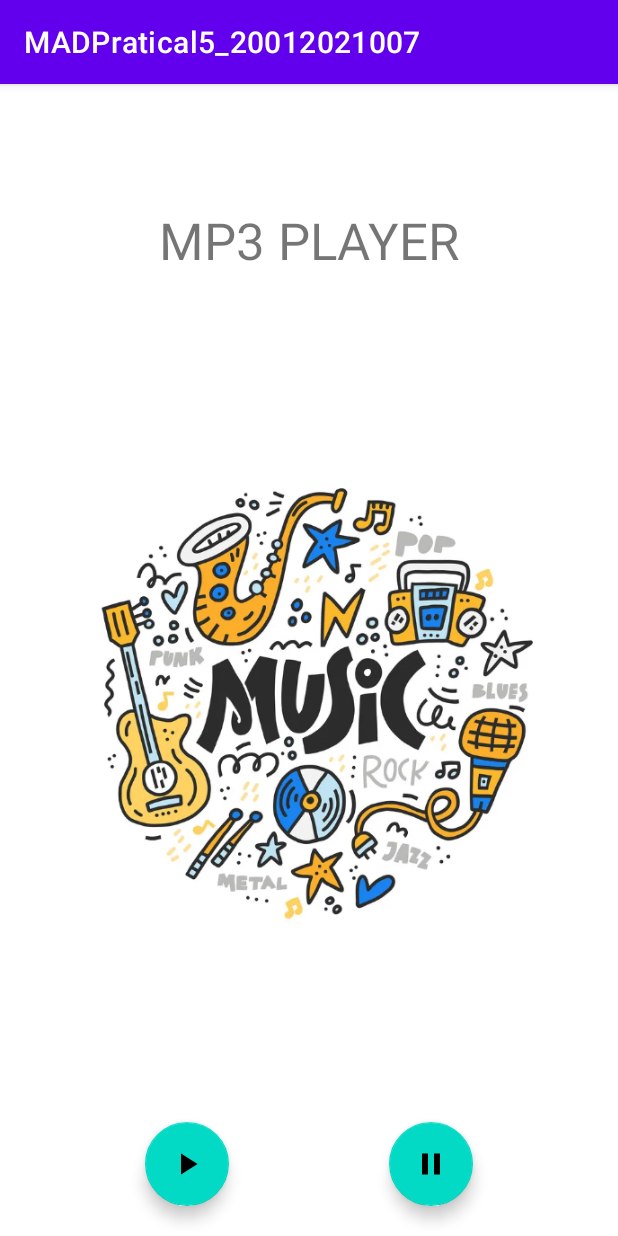
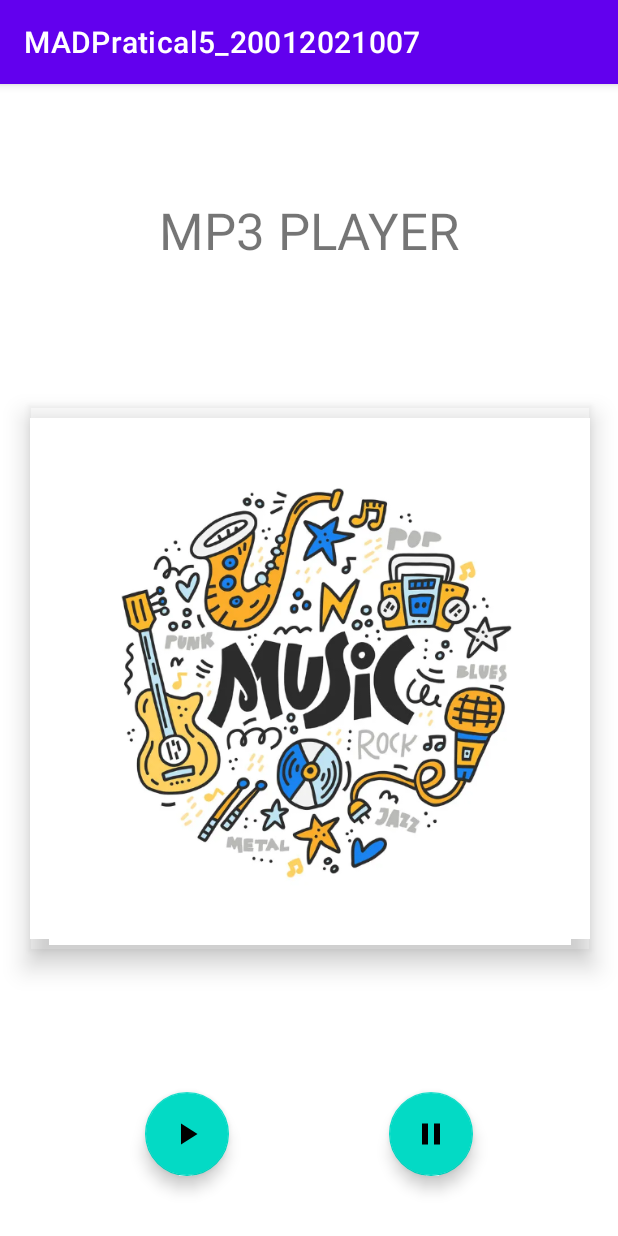
Before and after one commit to samarth20131/MADPractical5_20012021007, an Android app: the screen it shows after launch (MainActivity), on a phone screen of 412 x 824 dp. Run offline under Robolectric (Android 15) with nearby library versions, the light colour scheme and no system bars.

Commit message:
Practical 5 Completed

```diff
--- a/app/src/main/AndroidManifest.xml
+++ b/app/src/main/AndroidManifest.xml
@@ -16,7 +16,6 @@
             android:name="com.example.madpratical5_20012021007.MyService"
             android:enabled="true"
             android:exported="true">
-
         </service>
 
         <activity
--- a/app/src/main/java/com/example/madpratical5_20012021007/MainActivity.kt
+++ b/app/src/main/java/com/example/madpratical5_20012021007/MainActivity.kt
@@ -12,20 +12,17 @@ class MainActivity : AppCompatActivity() {
         super.onCreate(savedInstanceState)
         setContentView(R.layout.activity_main)
     }
-
 //    using explicit Intent we start/stop service
-
     fun play(view: View){
         Intent(applicationContext,MyService::class.java)
             .putExtra(MyService.DATA_KEY,MyService.DATA_VALUE)
             .apply { startService(this) }
-        Toast.makeText(this, "button is clicked", Toast.LENGTH_LONG).show()
+        Toast.makeText(this, "Play is clicked", Toast.LENGTH_LONG).show()
     }
 
     fun stop(view:View){
-
         Intent(applicationContext,MyService::class.java)
             .apply { stopService(this) }
-        Toast.makeText(this, "button is clicked", Toast.LENGTH_LONG).show()
+        Toast.makeText(this, "Pause is clicked", Toast.LENGTH_LONG).show()
     }
 }
--- a/app/src/main/java/com/example/madpratical5_20012021007/MyService.kt
+++ b/app/src/main/java/com/example/madpratical5_20012021007/MyService.kt
@@ -36,20 +36,14 @@ class MyService : Service() {
                 }
             }
         }
-
         else{
             player.start()
         }
-
-
         return START_STICKY
     }
 
     override fun onDestroy() {
-
         player.stop()
-
         super.onDestroy()
     }
-
 }
--- a/app/src/main/res/layout/activity_main.xml
+++ b/app/src/main/res/layout/activity_main.xml
@@ -11,18 +11,20 @@
         android:layout_width="wrap_content"
         android:layout_height="wrap_content"
         android:text="MP3 PLAYER"
-        android:textSize="34dp"
-        app:layout_constraintBottom_toTopOf="@id/matid1"
+        android:textSize="34sp"
+        app:layout_constraintBottom_toTopOf="@id/mscimg"
         app:layout_constraintEnd_toEndOf="parent"
         app:layout_constraintStart_toStartOf="parent"
         app:layout_constraintTop_toTopOf="parent" />
 
     <com.google.android.material.imageview.ShapeableImageView
-        android:id="@+id/matid1"
+        android:id="@+id/mscimg"
         android:layout_width="413dp"
         android:layout_height="402dp"
-        app:layout_constraintBottom_toTopOf="@id/btn1"
+        app:layout_constraintBottom_toTopOf="@id/play"
         android:src="@drawable/music"
+        android:padding="20dp"
+        android:elevation="10dp"
         app:layout_constraintEnd_toEndOf="parent"
         app:layout_constraintStart_toStartOf="parent"
         app:layout_constraintTop_toBottomOf="@+id/header" />
@@ -30,29 +32,27 @@
     <com.google.android.material.floatingactionbutton.FloatingActionButton
         android:layout_width="wrap_content"
         android:layout_height="wrap_content"
-        android:id="@+id/btn1"
+        android:id="@+id/play"
         android:clickable="true"
         android:onClick="play"
         android:layout_marginHorizontal="10dp"
-        android:layout_marginVertical="20dp"
+        android:layout_marginBottom="40dp"
         android:src="@drawable/ic_baseline_play_arrow_24"
         app:layout_constraintBottom_toBottomOf="parent"
         app:layout_constraintStart_toStartOf="parent"
-        app:layout_constraintEnd_toStartOf="@id/btn2"/>
+        app:layout_constraintEnd_toStartOf="@id/pause"/>
 
     <com.google.android.material.floatingactionbutton.FloatingActionButton
         android:layout_width="wrap_content"
         android:layout_height="wrap_content"
-        android:id="@+id/btn2"
+        android:id="@+id/pause"
         android:clickable="true"
         android:onClick="stop"
         android:layout_marginHorizontal="10dp"
-    android:layout_marginVertical="20dp"
+        android:layout_marginBottom="40dp"
         android:src="@drawable/ic_baseline_pause_24"
         app:layout_constraintBottom_toBottomOf="parent"
-        app:layout_constraintStart_toEndOf="@id/btn1"
+        app:layout_constraintStart_toEndOf="@id/play"
         app:layout_constraintEnd_toEndOf="parent"/>
 
-
-
 </androidx.constraintlayout.widget.ConstraintLayout>
```
